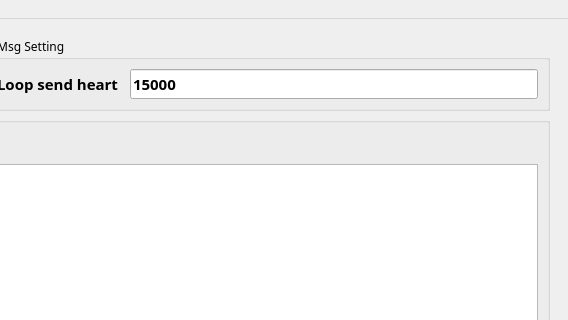
Old version of the form coding/simulationclient/src/ui/mainwindow.ui in the repository BrandoGH/lbgs; both pictures show x 737 to 1305 and y 0 to 320 of the 1305 by 881 pixel window.
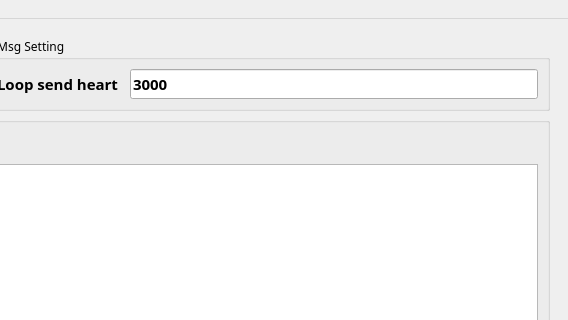
New version of the form.

```diff
--- a/coding/simulationclient/src/ui/mainwindow.ui
+++ b/coding/simulationclient/src/ui/mainwindow.ui
@@ -225,7 +225,7 @@
               </font>
              </property>
              <property name="text">
-              <string>15000</string>
+              <string>3000</string>
              </property>
              <property name="placeholderText">
               <string>Time interval(ms)</string>
```
